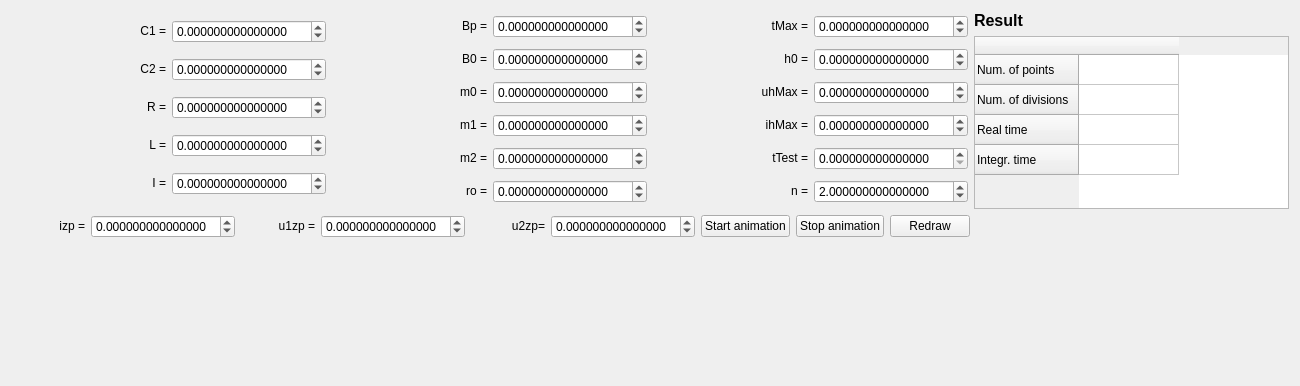
The window that widgets/trajectorywidget.ui (zsolt-racz/chua-trajectory-visualiser) describes before a commit, drawn with Qt 5; both pictures show x 0 to 1300 and y 0 to 386 of the 1300 by 655 pixel window.
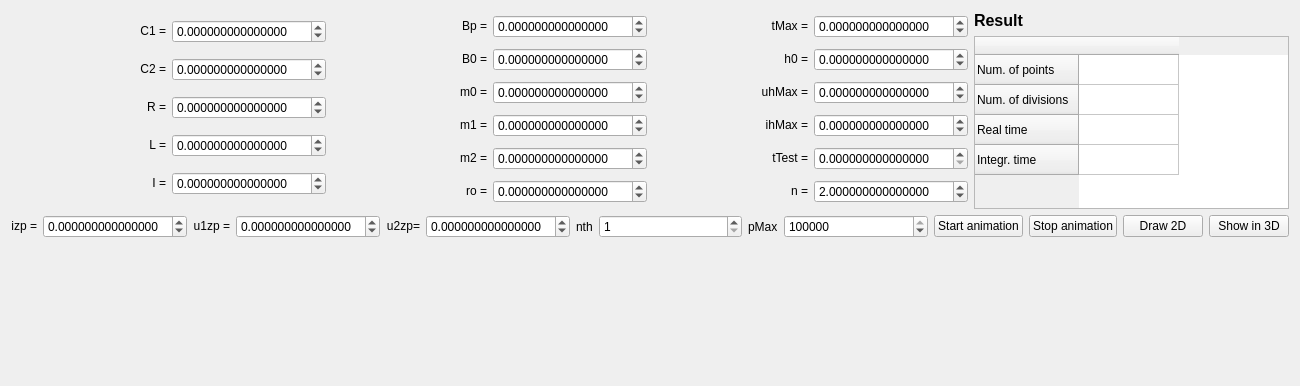
The same window after the commit. Custom widgets are drawn as their Qt base class.

What changed in the file:
```diff
--- a/widgets/trajectorywidget.ui
+++ b/widgets/trajectorywidget.ui
@@ -503,9 +503,9 @@
     </layout>
    </item>
    <item>
-    <layout class="QHBoxLayout" name="horizontalLayout_14" stretch="3,1">
+    <layout class="QHBoxLayout" name="horizontalLayout_14" stretch="3,0,0">
      <item>
-      <layout class="QHBoxLayout" name="horizontalLayout_16" stretch="0,0,0,0,0,0,0">
+      <layout class="QHBoxLayout" name="horizontalLayout_16" stretch="0,0,0,0,0,0,0,0,0,0">
        <property name="spacing">
         <number>6</number>
        </property>
@@ -521,6 +521,12 @@
        </item>
        <item>
         <widget class="QDoubleSpinBox" name="input_i_0">
+         <property name="sizePolicy">
+          <sizepolicy hsizetype="Expanding" vsizetype="Fixed">
+           <horstretch>0</horstretch>
+           <verstretch>0</verstretch>
+          </sizepolicy>
+         </property>
          <property name="decimals">
           <number>15</number>
          </property>
@@ -541,6 +547,12 @@
        </item>
        <item>
         <widget class="QDoubleSpinBox" name="input_u1_0">
+         <property name="sizePolicy">
+          <sizepolicy hsizetype="Expanding" vsizetype="Fixed">
+           <horstretch>0</horstretch>
+           <verstretch>0</verstretch>
+          </sizepolicy>
+         </property>
          <property name="decimals">
           <number>15</number>
          </property>
@@ -561,6 +573,12 @@
        </item>
        <item>
         <widget class="QDoubleSpinBox" name="input_u2_0">
+         <property name="sizePolicy">
+          <sizepolicy hsizetype="Expanding" vsizetype="Fixed">
+           <horstretch>0</horstretch>
+           <verstretch>0</verstretch>
+          </sizepolicy>
+         </property>
          <property name="decimals">
           <number>15</number>
          </property>
@@ -571,6 +589,66 @@
           <double>999999.989999999990687</double>
          </property>
         </widget>
+       </item>
+       <item>
+        <widget class="QLabel" name="label_21">
+         <property name="text">
+          <string>nth</string>
+         </property>
+        </widget>
+       </item>
+       <item>
+        <widget class="QSpinBox" name="input_nth">
+         <property name="sizePolicy">
+          <sizepolicy hsizetype="Expanding" vsizetype="Fixed">
+           <horstretch>0</horstretch>
+           <verstretch>0</verstretch>
+          </sizepolicy>
+         </property>
+         <property name="minimum">
+          <number>1</number>
+         </property>
+         <property name="maximum">
+          <number>1000</number>
+         </property>
+         <property name="value">
+          <number>1</number>
+         </property>
+         <property name="displayIntegerBase">
+          <number>10</number>
+         </property>
+        </widget>
+       </item>
+       <item>
+        <widget class="QLabel" name="label_22">
+         <property name="text">
+          <string>pMax</string>
+         </property>
+        </widget>
+       </item>
+       <item>
+        <widget class="QSpinBox" name="input_pmax">
+         <property name="sizePolicy">
+          <sizepolicy hsizetype="Expanding" vsizetype="Fixed">
+           <horstretch>0</horstretch>
+           <verstretch>0</verstretch>
+          </sizepolicy>
+         </property>
+         <property name="minimum">
+          <number>1</number>
+         </property>
+         <property name="maximum">
+          <number>10000000</number>
+         </property>
+         <property name="value">
+          <number>1000000</number>
+         </property>
+         <property name="displayIntegerBase">
+          <number>10</number>
+         </property>
+        </widget>
+       </item>
+      </layout>
        </item>
        <item>
         <layout class="QHBoxLayout" name="horizontalLayout_17">
@@ -591,30 +669,18 @@
          <item>
           <widget class="QPushButton" name="button_calculate">
            <property name="text">
-            <string>Redraw</string>
+          <string>Draw 2D</string>
            </property>
           </widget>
          </item>
         </layout>
        </item>
-      </layout>
-     </item>
      <item>
-      <layout class="QHBoxLayout" name="horizontalLayout_18">
-       <item>
-        <spacer name="horizontalSpacer">
-         <property name="orientation">
-          <enum>Qt::Horizontal</enum>
-         </property>
-         <property name="sizeHint" stdset="0">
-          <size>
-           <width>40</width>
-           <height>20</height>
-          </size>
-         </property>
-        </spacer>
-       </item>
-      </layout>
+      <widget class="QPushButton" name="show_3d">
+       <property name="text">
+        <string>Show in 3D</string>
+       </property>
+      </widget>
      </item>
     </layout>
    </item>
```
Lines whose indentation alone changed are shown as unchanged.
